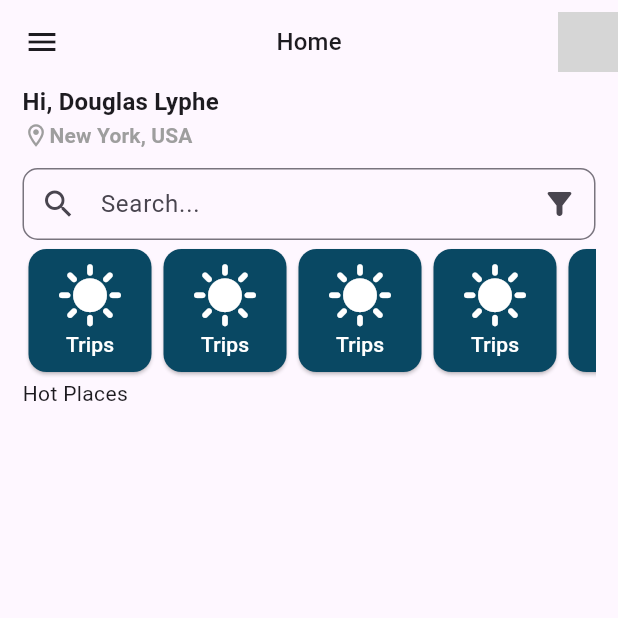
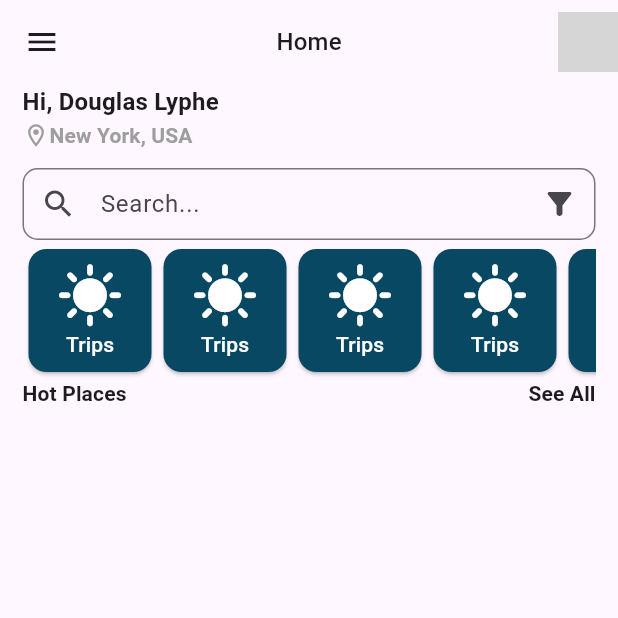
Before and after one commit to ufukyazici/flutter_ui_practices, a Flutter app: the screen it shows after launch, on a phone screen of 412 x 824 dp, the top half of it. Run offline on Flutter 3.47's test engine with Material 2 defaults, Android fonts, the phone set to English and light mode, and no system bars; drawn by our look-alikes of persistent_bottom_nav_bar; missing offline and left inert: kartal; network calls fail; grey boxes are pictures that could not be loaded.

Commit message:
Trip & Travel UI

```diff
--- a/lib/trip_travel_ui/trip_travel_home_view.dart
+++ b/lib/trip_travel_ui/trip_travel_home_view.dart
@@ -83,8 +83,13 @@ class _TripTravelHomeViewState extends State<TripTravelHomeView> {
                 ],
               ),
             ),
-            const Row(
-              children: [Text("Hot Places")],
+            Row(
+              mainAxisAlignment: MainAxisAlignment.spaceBetween,
+              children: [
+                Text("Hot Places",
+                    style: Theme.of(context).textTheme.labelLarge?.copyWith(fontWeight: FontWeight.bold)),
+                Text("See All", style: Theme.of(context).textTheme.labelLarge?.copyWith(fontWeight: FontWeight.bold))
+              ],
             )
           ],
         ),
```
